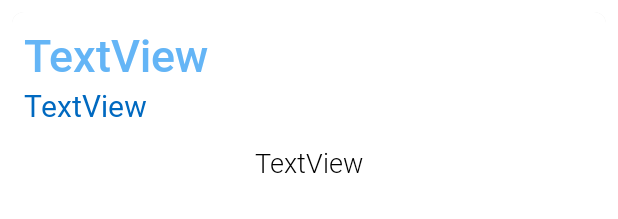
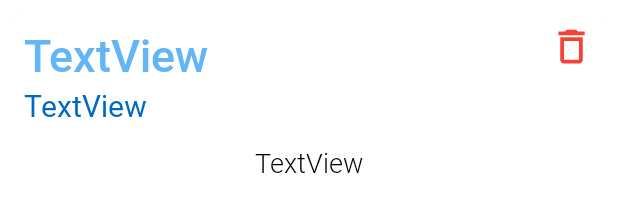
Before and after one commit to alfrol/orienteering-android, an Android app: the layout history_item.xml on its own in the app's theme, with its tools: preview values and no code run, on a phone screen of 412 x 824 dp. Shown: the top 219 px of the screen. Run offline under Robolectric (Android 15) with nearby library versions, the phone set to English and light mode, and no system bars.

Commit message:
hw02 - add possibility to delete sessions

```diff
--- a/app/src/main/java/ee/taltech/alfrol/hw02/data/AppDatabase.kt
+++ b/app/src/main/java/ee/taltech/alfrol/hw02/data/AppDatabase.kt
@@ -17,7 +17,7 @@ import ee.taltech.alfrol.hw02.data.model.User
 abstract class AppDatabase : RoomDatabase() {
 
     companion object {
-        const val DATABASE_VERSION = 4
+        const val DATABASE_VERSION = 5
         const val DATABASE_NAME = "gps_sport_map_db"
     }
 
--- /dev/null
+++ b/app/src/main/res/drawable/ic_delete.xml
@@ -0,0 +1,10 @@
+<vector xmlns:android="http://schemas.android.com/apk/res/android"
+    android:width="30dp"
+    android:height="30dp"
+    android:viewportWidth="24"
+    android:viewportHeight="24"
+    android:tint="?attr/colorControlNormal">
+  <path
+      android:fillColor="@android:color/white"
+      android:pathData="M16,9v10H8V9h8m-1.5,-6h-5l-1,1H5v2h14V4h-3.5l-1,-1zM18,7H6v12c0,1.1 0.9,2 2,2h8c1.1,0 2,-0.9 2,-2V7z"/>
+</vector>
--- a/app/src/main/res/layout/history_item.xml
+++ b/app/src/main/res/layout/history_item.xml
@@ -1,6 +1,7 @@
 <?xml version="1.0" encoding="utf-8"?>
 <androidx.constraintlayout.widget.ConstraintLayout xmlns:android="http://schemas.android.com/apk/res/android"
     xmlns:app="http://schemas.android.com/apk/res-auto"
+    xmlns:tools="http://schemas.android.com/tools"
     android:layout_width="match_parent"
     android:layout_height="200dp"
     android:layout_margin="@dimen/small_padding"
@@ -28,6 +29,16 @@
         android:textSize="20sp"
         app:layout_constraintStart_toStartOf="parent"
         app:layout_constraintTop_toBottomOf="@+id/tv_name" />
+
+    <ImageButton
+        android:background="@color/transparent"
+        android:tint="@color/red"
+        android:id="@+id/ib_remove_sessions"
+        android:layout_width="wrap_content"
+        android:layout_height="wrap_content"
+        app:layout_constraintEnd_toEndOf="parent"
+        app:layout_constraintTop_toTopOf="parent"
+        app:srcCompat="@drawable/ic_delete" />
 
     <TextView
         android:id="@+id/tv_total_distance"
--- a/app/src/main/res/values/strings.xml
+++ b/app/src/main/res/values/strings.xml
@@ -8,6 +8,7 @@
     <string name="title_add_waypoint">Add waypoint</string>
     <string name="title_stop_session">Stop session</string>
     <string name="title_no_sessions">No sessions to view</string>
+    <string name="title_remove_session">Remove session</string>
 
     <string name="subtitle_new_session">New Session</string>
     <string name="subtitle_sessions">Sessions</string>
@@ -24,6 +25,7 @@
     <string name="text_pace">Pace</string>
     <string name="text_stopping_confirmation">Are you sure you want to stop the session? You will not be able to start it again.</string>
     <string name="text_session_ended">Session has been ended. You can now view it in the history.</string>
+    <string name="text_session_removal_confirmation">Are you sure you want to remove this session? This action is irreversible.</string>
 
     <string name="prompt_first_name">First name</string>
     <string name="prompt_last_name">Last name</string>
```
Also changed, not shown: app/src/main/java/ee/taltech/alfrol/hw02/adapters/SessionAdapter.kt (+11 -0 lines), app/src/main/java/ee/taltech/alfrol/hw02/data/model/LocationPoint.kt (+11 -4 lines), app/src/main/java/ee/taltech/alfrol/hw02/ui/fragments/HistoryFragment.kt (+16 -0 lines), app/src/main/java/ee/taltech/alfrol/hw02/ui/viewmodels/SessionViewModel.kt (+5 -4 lines).
